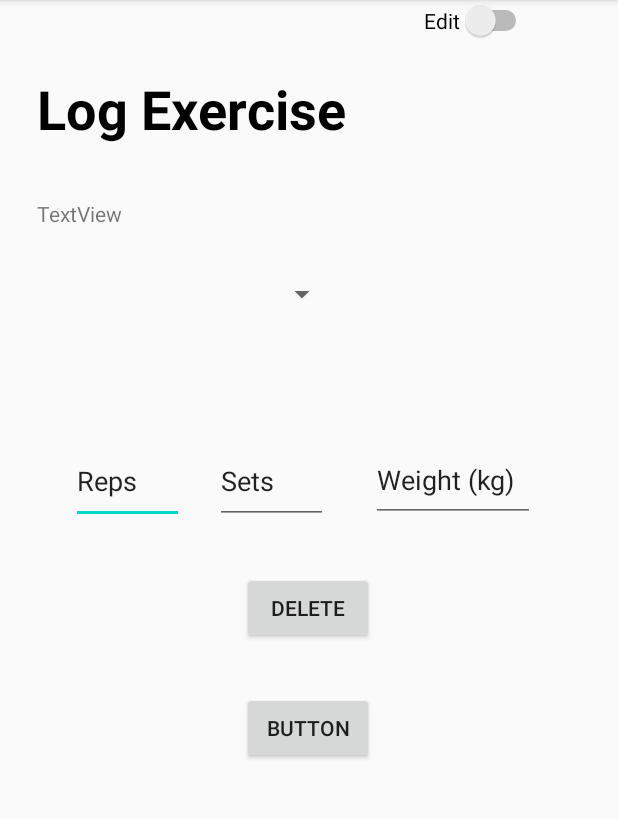
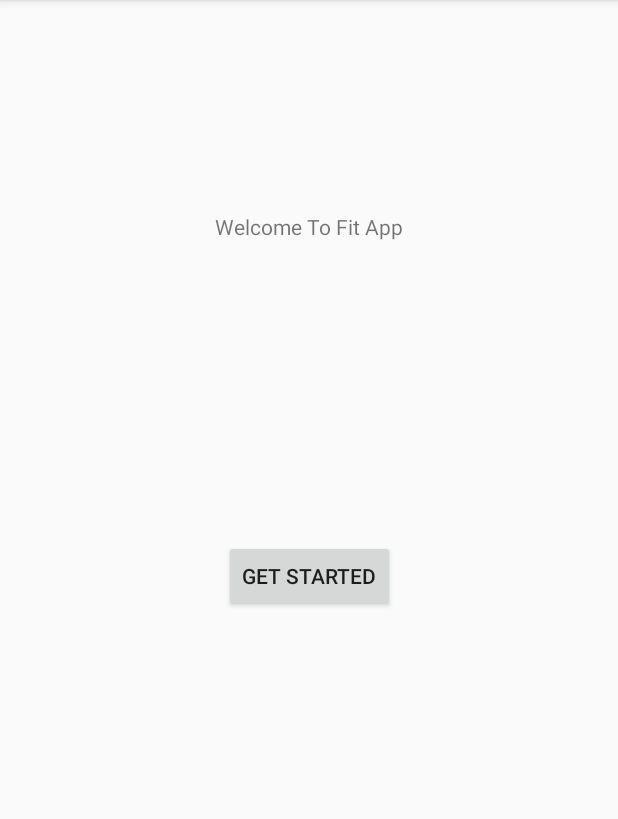
Before and after one commit to NishitAmin/Fit_App, an Android app: the screen it shows after launch (MainActivity), on a phone screen of 412 x 824 dp, the part 84-903 px from its top. Run offline under Robolectric (Android 15) with nearby library versions, the phone set to English and light mode, and no system bars; our stand-ins replace data binding.

Commit message:
created layout for all app screens

```diff
--- /dev/null
+++ b/app/src/main/java/org/rohan/patel/finalprojectandroid/Fragments/HomeFragment.kt
@@ -0,0 +1,28 @@
+package org.rohan.patel.finalprojectandroid.Fragments
+
+import android.os.Bundle
+import android.view.LayoutInflater
+import android.view.View
+import android.view.ViewGroup
+import androidx.databinding.DataBindingUtil
+import androidx.fragment.app.Fragment
+import androidx.navigation.findNavController
+import org.rohan.patel.finalprojectandroid.R
+import org.rohan.patel.finalprojectandroid.databinding.HomeScreenBinding
+
+class HomeFragment: Fragment() {
+    override fun onCreateView(inflater: LayoutInflater, container: ViewGroup?,
+                              savedInstanceState: Bundle?): View? {
+
+        val binding = DataBindingUtil.inflate<HomeScreenBinding>(inflater,
+                R.layout.home_screen,container,false)
+
+        binding.buttonGetStarted.setOnClickListener {
+            view?.findNavController()?.navigate(R.id.action_homeScreenFragment_to_loginFragment)
+        }
+
+
+        return binding.root
+
+    }
+}
--- a/app/src/main/java/org/rohan/patel/finalprojectandroid/MainActivity.kt
+++ b/app/src/main/java/org/rohan/patel/finalprojectandroid/MainActivity.kt
@@ -2,10 +2,13 @@ package org.rohan.patel.finalprojectandroid
 
 import androidx.appcompat.app.AppCompatActivity
 import android.os.Bundle
+import androidx.databinding.DataBindingUtil
+import org.rohan.patel.finalprojectandroid.databinding.ActivityMainBinding
 
 class MainActivity : AppCompatActivity() {
     override fun onCreate(savedInstanceState: Bundle?) {
         super.onCreate(savedInstanceState)
-        setContentView(R.layout.log_exercise)
+        @Suppress("UNUSED_VARIABLE")
+        val binding = DataBindingUtil.setContentView<ActivityMainBinding>(this, R.layout.activity_main)
     }
 }
--- a/app/src/main/res/layout/activity_main.xml
+++ b/app/src/main/res/layout/activity_main.xml
@@ -1,18 +1,23 @@
 <?xml version="1.0" encoding="utf-8"?>
-<androidx.constraintlayout.widget.ConstraintLayout xmlns:android="http://schemas.android.com/apk/res/android"
-    xmlns:app="http://schemas.android.com/apk/res-auto"
-    xmlns:tools="http://schemas.android.com/tools"
-    android:layout_width="match_parent"
-    android:layout_height="match_parent"
-    tools:context=".MainActivity">
 
-    <TextView
-        android:layout_width="wrap_content"
-        android:layout_height="wrap_content"
-        android:text="Hello World!"
-        app:layout_constraintBottom_toBottomOf="parent"
-        app:layout_constraintLeft_toLeftOf="parent"
-        app:layout_constraintRight_toRightOf="parent"
-        app:layout_constraintTop_toTopOf="parent" />
+<layout xmlns:tools="http://schemas.android.com/tools"
+    xmlns:android="http://schemas.android.com/apk/res/android"
+    xmlns:app="http://schemas.android.com/apk/res-auto">
 
-</androidx.constraintlayout.widget.ConstraintLayout>
+    <LinearLayout
+        android:layout_width="match_parent"
+        android:layout_height="match_parent"
+        android:orientation="vertical">
+
+        <!-- The NavHostFragment within the activity_main layout -->
+        <fragment android:id="@+id/myNavHostFragment"
+            android:name="androidx.navigation.fragment.NavHostFragment"
+            android:layout_width="match_parent"
+            android:layout_height="match_parent"
+            app:navGraph="@navigation/navigation"
+            app:defaultNavHost="true"
+            tools:layout="@layout/home_screen" />
+
+    </LinearLayout>
+
+</layout>
--- /dev/null
+++ b/app/src/main/res/layout/home_screen.xml
@@ -0,0 +1,33 @@
+<?xml version="1.0" encoding="utf-8"?>
+
+<layout xmlns:tools="http://schemas.android.com/tools"
+    xmlns:android="http://schemas.android.com/apk/res/android"
+    xmlns:app="http://schemas.android.com/apk/res-auto">
+
+<androidx.constraintlayout.widget.ConstraintLayout
+    android:layout_width="match_parent"
+    android:layout_height="match_parent">
+
+    <TextView
+        android:id="@+id/textView2"
+        android:layout_width="wrap_content"
+        android:layout_height="wrap_content"
+        android:text="Welcome To Fit App"
+        app:layout_constraintBottom_toBottomOf="parent"
+        app:layout_constraintEnd_toEndOf="parent"
+        app:layout_constraintStart_toStartOf="parent"
+        app:layout_constraintTop_toTopOf="parent"
+        app:layout_constraintVertical_bias="0.189" />
+
+    <Button
+        android:id="@+id/buttonGetStarted"
+        android:layout_width="wrap_content"
+        android:layout_height="wrap_content"
+        android:text="GET STARTED"
+        app:layout_constraintBottom_toBottomOf="parent"
+        app:layout_constraintEnd_toEndOf="parent"
+        app:layout_constraintStart_toStartOf="parent"
+        app:layout_constraintTop_toTopOf="parent" />
+
+</androidx.constraintlayout.widget.ConstraintLayout>
+</layout>
--- /dev/null
+++ b/app/src/main/res/navigation/navigation.xml
@@ -0,0 +1,41 @@
+<?xml version="1.0" encoding="utf-8"?>
+<navigation xmlns:android="http://schemas.android.com/apk/res/android"
+    xmlns:app="http://schemas.android.com/apk/res-auto" android:id="@+id/navigation"
+    app:startDestination="@id/homeScreenFragment">
+
+    <fragment
+        android:id="@+id/homeScreenFragment"
+        android:name="org.rohan.patel.finalprojectandroid.Fragments.HomeFragment"
+        android:label="HomeScreenFragment" >
+        <action
+            android:id="@+id/action_homeScreenFragment_to_loginFragment"
+            app:destination="@id/loginFragment" />
+    </fragment>
+    <fragment
+        android:id="@+id/loginFragment"
+        android:name="org.rohan.patel.finalprojectandroid.Fragments.LoginFragment"
+        android:label="LoginFragment" >
+        <action
+            android:id="@+id/action_loginFragment_to_appFragment"
+            app:destination="@id/appFragment" />
+    </fragment>
+    <fragment
+        android:id="@+id/bmiFragment"
+        android:name="org.rohan.patel.finalprojectandroid.Fragments.BmiFragment"
+        android:label="BmiFragment" />
+    <fragment
+        android:id="@+id/appFragment"
+        android:name="org.rohan.patel.finalprojectandroid.Fragments.AppFragment"
+        android:label="AppFragment" >
+        <action
+            android:id="@+id/action_appFragment_to_bmiFragment"
+            app:destination="@id/bmiFragment" />
+        <action
+            android:id="@+id/action_appFragment_to_analyticsFragment"
+            app:destination="@id/analyticsFragment" />
+    </fragment>
+    <fragment
+        android:id="@+id/analyticsFragment"
+        android:name="org.rohan.patel.finalprojectandroid.Fragments.AnalyticsFragment"
+        android:label="AnalyticsFragment" />
+</navigation>
--- a/app/src/main/res/values/strings.xml
+++ b/app/src/main/res/values/strings.xml
@@ -1,3 +1,6 @@
 <resources>
     <string name="app_name">FinalProjectAndroid</string>
+    <string name="result_textview">Underweight = less than 18.5\nNormal weight = 18.5 – 24.9
+        \nOverweight = 25 – 29.9\nObesity = BMI of 30 or greater
+    </string>
 </resources>
--- a/build.gradle
+++ b/build.gradle
@@ -1,6 +1,10 @@
 // Top-level build file where you can add configuration options common to all sub-projects/modules.
 buildscript {
-    ext.kotlin_version = "1.4.10"
+    ext{
+        kotlin_version = "1.4.10"
+        gradleVersion = '3.3.1'
+        dataBindingCompilerVersion = gradleVersion // Always need to be the same.
+    }
     repositories {
         google()
         jcenter()
```
Also changed, not shown: app/build.gradle (+7 -0 lines), app/src/main/java/org/rohan/patel/finalprojectandroid/Fragments/AnalyticsFragment.kt (added, +24 -0 lines), app/src/main/java/org/rohan/patel/finalprojectandroid/Fragments/AppFragment.kt (added, +30 -0 lines), app/src/main/java/org/rohan/patel/finalprojectandroid/Fragments/BmiFragment.kt (added, +35 -0 lines), app/src/main/java/org/rohan/patel/finalprojectandroid/Fragments/LoginFragment.kt (added, +27 -0 lines), app/src/main/res/layout/analytics_screen.xml (added, +23 -0 lines), app/src/main/res/layout/app_screen.xml (added, +62 -0 lines), app/src/main/res/layout/bmi_screen.xml (added, +93 -0 lines), app/src/main/res/layout/login_screen.xml (+12 -8 lines), app/src/main/res/layout/register_screen.xml (added, +87 -0 lines).
